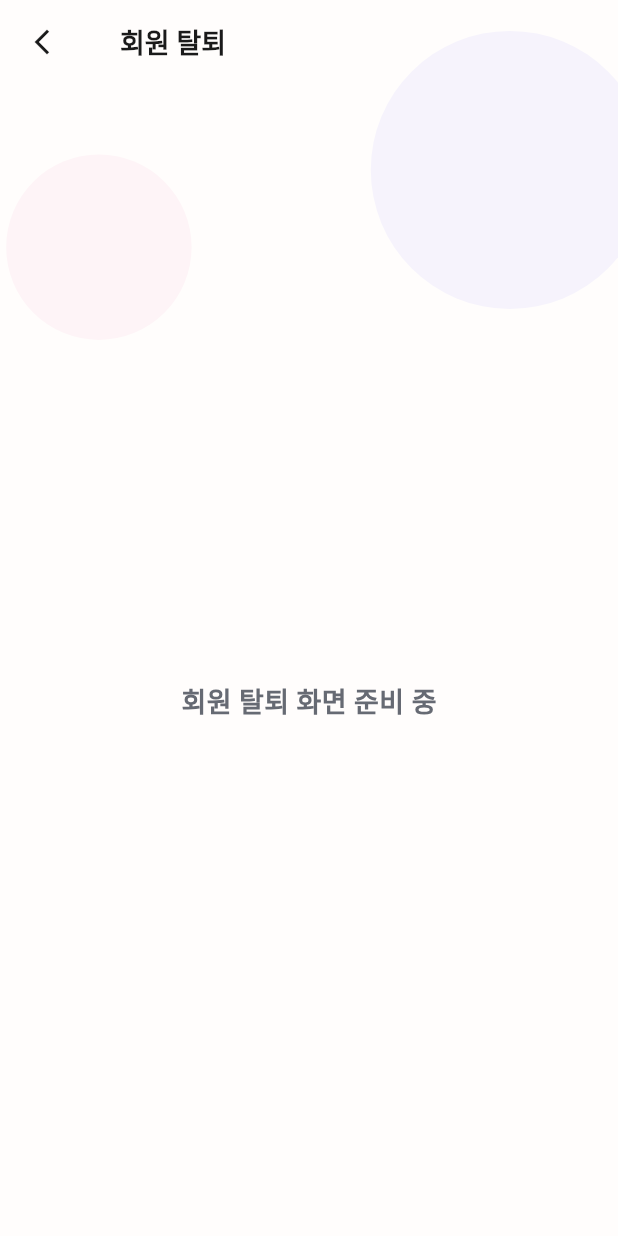
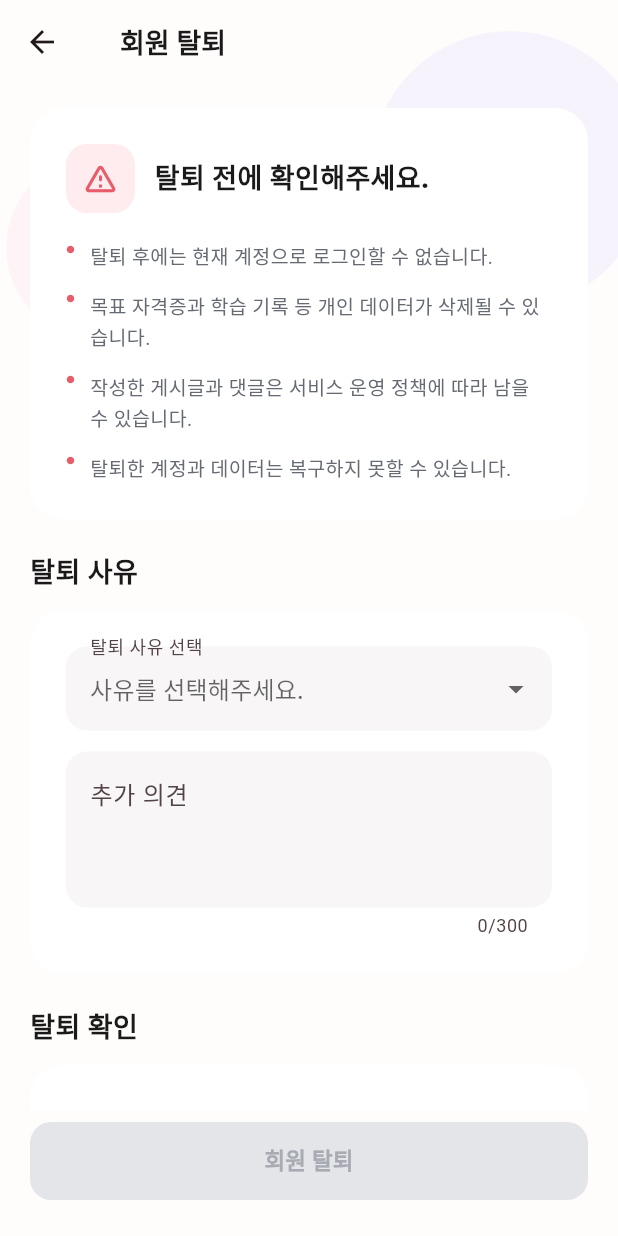
Before and after one commit to 4288-yerim/flutterteam03, a Flutter app: the MyPageScreen screen opened directly, scrolled down 922 dp, after a tap on "회원 탈퇴", on a phone screen of 412 x 824 dp. Run offline on Flutter 3.47's test engine with Material 3 defaults, Android fonts, the phone set to English and light mode, and no system bars; our stand-ins replace cloud_firestore, cloud_functions, file_picker, firebase_auth, firebase_core, firebase_storage and 5 more; missing offline and left inert: add_2_calendar, kakao_flutter_sdk_user, naver_login_sdk, workmanager; accounts and stored records are empty; statements that could not run were skipped.

Commit message:
chore: pull 전 작업 임시 저장

```diff
--- /dev/null
+++ b/lib/mypage/screens/account_withdrawal_screen.dart
@@ -0,0 +1,528 @@
+import 'package:flutter/material.dart';
+
+import '../../widgets/app_card.dart';
+import '../../widgets/app_main_background.dart';
+import '../../widgets/app_top_bar.dart';
+
+class AccountWithdrawalScreen extends StatefulWidget {
+  const AccountWithdrawalScreen({super.key});
+
+  @override
+  State<AccountWithdrawalScreen> createState() =>
+      _AccountWithdrawalScreenState();
+}
+
+class _AccountWithdrawalScreenState
+    extends State<AccountWithdrawalScreen> {
+  final TextEditingController _reasonController =
+  TextEditingController();
+
+  final TextEditingController _confirmController =
+  TextEditingController();
+
+  String? _selectedReason;
+
+  bool _agreeToWithdrawal = false;
+
+  final List<String> _withdrawalReasons = [
+    '앱을 자주 사용하지 않아요.',
+    '원하는 기능이 부족해요.',
+    '앱 사용이 불편해요.',
+    '알림이 너무 많아요.',
+    '개인정보가 걱정돼요.',
+    '다른 서비스를 이용할 예정이에요.',
+    '기타',
+  ];
+
+  @override
+  void dispose() {
+    _reasonController.dispose();
+    _confirmController.dispose();
+    super.dispose();
+  }
+
+  @override
+  Widget build(BuildContext context) {
+    final bool canWithdraw =
+        _agreeToWithdrawal &&
+            _confirmController.text.trim() == '탈퇴합니다';
+
+    return Scaffold(
+      extendBodyBehindAppBar: true,
+      appBar: AppTopBar(
+        title: '회원 탈퇴',
+      ),
+      body: AppMainBackground(
+        child: Column(
+          children: [
+            Expanded(
+              child: SingleChildScrollView(
+                padding: const EdgeInsets.fromLTRB(
+                  20,
+                  16,
+                  20,
+                  20,
+                ),
+                child: Column(
+                  crossAxisAlignment:
+                  CrossAxisAlignment.stretch,
+                  children: [
+                    _buildWarningCard(),
+                    const SizedBox(height: 22),
+
+                    const Text(
+                      '탈퇴 사유',
+                      style: TextStyle(
+                        fontSize: 18,
+                        fontWeight: FontWeight.w700,
+                        color: Color(0xFF1A1A1A),
+                      ),
+                    ),
+                    const SizedBox(height: 12),
+
+                    _buildReasonCard(),
+                    const SizedBox(height: 22),
+
+                    const Text(
+                      '탈퇴 확인',
+                      style: TextStyle(
+                        fontSize: 18,
+                        fontWeight: FontWeight.w700,
+                        color: Color(0xFF1A1A1A),
+                      ),
+                    ),
+                    const SizedBox(height: 12),
+
+                    _buildConfirmCard(),
+                  ],
+                ),
+              ),
+            ),
+
+            Padding(
+              padding: const EdgeInsets.fromLTRB(
+                20,
+                8,
+                20,
+                24,
+              ),
+              child: SizedBox(
+                width: double.infinity,
+                height: 52,
+                child: ElevatedButton(
+                  onPressed: canWithdraw
+                      ? _showFinalWithdrawalDialog
+                      : null,
+                  style: ElevatedButton.styleFrom(
+                    backgroundColor:
+                    const Color(0xFFE85D6A),
+                    foregroundColor: Colors.white,
+                    disabledBackgroundColor:
+                    const Color(0xFFE4E5E9),
+                    disabledForegroundColor:
+                    const Color(0xFFA8ABB3),
+                    elevation: 0,
+                    shape: RoundedRectangleBorder(
+                      borderRadius:
+                      BorderRadius.circular(14),
+                    ),
+                  ),
+                  child: const Text(
+                    '회원 탈퇴',
+                    style: TextStyle(
+                      fontSize: 15,
+                      fontWeight: FontWeight.w700,
+                    ),
+                  ),
+                ),
+              ),
+            ),
+          ],
+        ),
+      ),
+    );
+  }
+
+  Widget _buildWarningCard() {
+    return AppCard(
+      child: Column(
+        crossAxisAlignment:
+        CrossAxisAlignment.stretch,
+        children: [
+          Row(
+            children: [
+              Container(
+                width: 46,
+                height: 46,
+                decoration: BoxDecoration(
+                  color: const Color(0xFFFFECEE),
+                  borderRadius:
+                  BorderRadius.circular(14),
+                ),
+                child: const Icon(
+                  Icons.warning_amber_rounded,
+                  size: 25,
+                  color: Color(0xFFE85D6A),
+                ),
+              ),
+              const SizedBox(width: 13),
+
+              const Expanded(
+                child: Text(
+                  '탈퇴 전에 확인해주세요.',
+                  style: TextStyle(
+                    fontSize: 18,
+                    fontWeight: FontWeight.w800,
+                    color: Color(0xFF1A1A1A),
+                  ),
+                ),
+              ),
+            ],
+          ),
+
+          const SizedBox(height: 18),
+
+          const _WithdrawalNoticeItem(
+            text: '탈퇴 후에는 현재 계정으로 로그인할 수 없습니다.',
+          ),
+          const SizedBox(height: 12),
+
+          const _WithdrawalNoticeItem(
+            text: '목표 자격증과 학습 기록 등 개인 데이터가 삭제될 수 있습니다.',
+          ),
+          const SizedBox(height: 12),
+
+          const _WithdrawalNoticeItem(
+            text: '작성한 게시글과 댓글은 서비스 운영 정책에 따라 남을 수 있습니다.',
+          ),
+          const SizedBox(height: 12),
+
+          const _WithdrawalNoticeItem(
+            text: '탈퇴한 계정과 데이터는 복구하지 못할 수 있습니다.',
+          ),
+        ],
+      ),
+    );
+  }
+
+  Widget _buildReasonCard() {
+    return AppCard(
+      child: Column(
+        crossAxisAlignment:
+        CrossAxisAlignment.stretch,
+        children: [
+          DropdownButtonFormField<String>(
+            initialValue: _selectedReason,
+            dropdownColor: Colors.white,
+            decoration: InputDecoration(
+              labelText: '탈퇴 사유 선택',
+              hintText: '사유를 선택해주세요.',
+              filled: true,
+              fillColor: const Color(0xFFF8F6F7),
+              border: OutlineInputBorder(
+                borderRadius:
+                BorderRadius.circular(14),
+                borderSide: BorderSide.none,
+              ),
+              enabledBorder: OutlineInputBorder(
+                borderRadius:
+                BorderRadius.circular(14),
+                borderSide: BorderSide.none,
+              ),
+              focusedBorder: OutlineInputBorder(
+                borderRadius:
+                BorderRadius.circular(14),
+                borderSide: const BorderSide(
+                  color: Color(0xFFF0788F),
+                  width: 1.5,
+                ),
+              ),
+            ),
+            items: _withdrawalReasons.map(
+                  (reason) {
+                return DropdownMenuItem<String>(
+                  value: reason,
+                  child: Text(reason),
+                );
+              },
+            ).toList(),
+            onChanged: (value) {
+              setState(() {
+                _selectedReason = value;
+              });
+            },
+          ),
+
+          const SizedBox(height: 14),
+
+          TextField(
+            controller: _reasonController,
+            minLines: 3,
+            maxLines: 5,
+            maxLength: 300,
+            onTapOutside: (_) {
+              FocusManager.instance.primaryFocus
+                  ?.unfocus();
+            },
+            decoration: InputDecoration(
+              labelText: '추가 의견',
+              hintText: '불편했던 점이 있다면 알려주세요. (선택)',
+              alignLabelWithHint: true,
+              filled: true,
+              fillColor: const Color(0xFFF8F6F7),
+              border: OutlineInputBorder(
+                borderRadius:
+                BorderRadius.circular(14),
+                borderSide: BorderSide.none,
+              ),
+              enabledBorder: OutlineInputBorder(
+                borderRadius:
+                BorderRadius.circular(14),
+                borderSide: BorderSide.none,
+              ),
+              focusedBorder: OutlineInputBorder(
+                borderRadius:
+                BorderRadius.circular(14),
+                borderSide: const BorderSide(
+                  color: Color(0xFFF0788F),
+                  width: 1.5,
+                ),
+              ),
+            ),
+          ),
+        ],
+      ),
+    );
+  }
+
+  Widget _buildConfirmCard() {
+    return AppCard(
+      child: Column(
+        crossAxisAlignment:
+        CrossAxisAlignment.stretch,
+        children: [
+          CheckboxListTile(
+            value: _agreeToWithdrawal,
+            contentPadding: EdgeInsets.zero,
+            controlAffinity:
+            ListTileControlAffinity.leading,
+            activeColor:
+            const Color(0xFFE85D6A),
+            title: const Text(
+              '회원 탈퇴 시 계정과 일부 데이터가 삭제될 수 있음을 확인했습니다.',
+              style: TextStyle(
+                fontSize: 14,
+                height: 1.5,
+                fontWeight: FontWeight.w600,
+                color: Color(0xFF1A1A1A),
+              ),
+            ),
+            onChanged: (value) {
+              setState(() {
+                _agreeToWithdrawal =
+                    value ?? false;
+              });
+            },
+          ),
+
+          const SizedBox(height: 14),
+
+          const Text(
+            '아래 입력란에 “탈퇴합니다”를 입력해주세요.',
+            style: TextStyle(
+              fontSize: 13,
+              color: Color(0xFF666A73),
+            ),
+          ),
+          const SizedBox(height: 10),
+
+          TextField(
+            controller: _confirmController,
+            onChanged: (_) {
+              setState(() {});
+            },
+            onTapOutside: (_) {
+              FocusManager.instance.primaryFocus
+                  ?.unfocus();
+            },
+            decoration: InputDecoration(
+              hintText: '탈퇴합니다',
+              filled: true,
+              fillColor: const Color(0xFFF8F6F7),
+              border: OutlineInputBorder(
+                borderRadius:
+                BorderRadius.circular(14),
+                borderSide: BorderSide.none,
+              ),
+              enabledBorder: OutlineInputBorder(
+                borderRadius:
+                BorderRadius.circular(14),
+                borderSide: BorderSide.none,
+              ),
+              focusedBorder: OutlineInputBorder(
+                borderRadius:
+                BorderRadius.circular(14),
+                borderSide: const BorderSide(
+                  color: Color(0xFFE85D6A),
+                  width: 1.5,
+                ),
+              ),
+            ),
+          ),
+
+          const SizedBox(height: 12),
+
+          const Text(
+            '실제 계정 삭제 전에는 비밀번호 또는 소셜 로그인 재인증 과정이 추가될 예정입니다.',
+            style: TextStyle(
+              fontSize: 12,
+              height: 1.5,
+              color: Color(0xFF9AA0AC),
+            ),
+          ),
+        ],
+      ),
+    );
+  }
+
+  Future<void> _showFinalWithdrawalDialog() async {
+    FocusManager.instance.primaryFocus?.unfocus();
+
+    final bool? result = await showDialog<bool>(
+      context: context,
+      builder: (dialogContext) {
+        return AlertDialog(
+          backgroundColor: Colors.white,
+          title: const Text(
+            '정말 탈퇴하시겠습니까?',
+            style: TextStyle(
+              fontWeight: FontWeight.w700,
+            ),
+          ),
+          content: const Text(
+            '회원 탈퇴 후에는 계정과 데이터를 복구하지 못할 수 있습니다.',
+          ),
+          actions: [
+            TextButton(
+              onPressed: () {
+                Navigator.pop(
+                  dialogContext,
+                  false,
+                );
+              },
+              child: const Text(
+                '취소',
+                style: TextStyle(
+                  color: Color(0xFF9AA0AC),
+                ),
+              ),
+            ),
+            TextButton(
+              onPressed: () {
+                Navigator.pop(
+                  dialogContext,
+                  true,
+                );
+              },
+              child: const Text(
+                '탈퇴',
+                style: TextStyle(
+                  color: Color(0xFFE85D6A),
+                  fontWeight: FontWeight.w700,
+                ),
+              ),
+            ),
+          ],
+        );
+      },
+    );
+
+    if (result != true) {
+      return;
+    }
+
+    if (!mounted) {
+      return;
+    }
+
+    // 추후 실제 구현 시:
+    // 1. Firebase Auth 사용자 재인증
+    // 2. Firestore 사용자 상태 또는 탈퇴 요청 저장
+    // 3. 관련 사용자 데이터 처리
+    // 4. FirebaseAuth.currentUser?.delete()
+    // 5. 로그인 화면으로 이동
+
+    await showDialog<void>(
+      context: context,
+      barrierDismissible: false,
+      builder: (dialogContext) {
+        return AlertDialog(
+          backgroundColor: Colors.white,
+          title: const Text(
+            '탈퇴 기능 안내',
+            style: TextStyle(
+              fontWeight: FontWeight.w700,
+            ),
+          ),
+          content: const Text(
+            '현재는 화면 확인용 임시 기능입니다.\n'
+                '계정 재인증 및 Firebase 탈퇴 정책이 확정된 후 실제 탈퇴 기능이 적용됩니다.',
+          ),
+          actions: [
+            TextButton(
+              onPressed: () {
+                Navigator.pop(dialogContext);
+              },
+              child: const Text(
+                '확인',
+                style: TextStyle(
+                  color: Color(0xFFF0788F),
+                  fontWeight: FontWeight.w700,
+                ),
+              ),
+            ),
+          ],
+        );
+      },
+    );
+  }
+}
+
+class _WithdrawalNoticeItem
+    extends StatelessWidget {
+  final String text;
+
+  const _WithdrawalNoticeItem({
+    required this.text,
+  });
+
+  @override
+  Widget build(BuildContext context) {
+    return Row(
+      crossAxisAlignment:
+      CrossAxisAlignment.start,
+      children: [
+        const Padding(
+          padding: EdgeInsets.only(top: 3),
+          child: Icon(
+            Icons.circle,
+            size: 6,
+            color: Color(0xFFE85D6A),
+          ),
+        ),
+        const SizedBox(width: 10),
+
+        Expanded(
+          child: Text(
+            text,
+            style: const TextStyle(
+              fontSize: 13,
+              height: 1.55,
+              color: Color(0xFF666A73),
+            ),
+          ),
+        ),
+      ],
+    );
+  }
+}
--- a/lib/mypage/screens/mypage_screen.dart
+++ b/lib/mypage/screens/mypage_screen.dart
@@ -19,6 +19,7 @@ import 'mypage_calendar_screen.dart';
 import 'friend_screen.dart';
 import 'app_setting_screen.dart';
 import 'help_and_inquiry_screen.dart';
+import 'account_withdrawal_screen.dart';
 
 class MyPageScreen extends StatelessWidget {
   const MyPageScreen({super.key});
@@ -280,9 +281,7 @@ class MyPageScreen extends StatelessWidget {
                 onPressed: () {
                   _openPage(
                     context,
-                    const TemporaryPage(
-                      title: '회원 탈퇴',
-                    ),
+                    const AccountWithdrawalScreen(),
                   );
                 },
                 child: const Text(
--- a/lib/widgets/app_state_views.dart
+++ b/lib/widgets/app_state_views.dart
@@ -7,7 +7,7 @@ class AppLoadingView extends StatelessWidget {
   const AppLoadingView({
     super.key,
     this.message = '데이터를 불러오는 중입니다.',
-    this.imagePath = 'assets/images/loading_state.png',
+    this.imagePath = 'assets/images/loading_state_transparent.png',
   });
 
   @override
@@ -29,7 +29,7 @@ class AppEmptyView extends StatelessWidget {
 
   const AppEmptyView({
     super.key,
-    this.imagePath = 'assets/images/empty_state.png',
+    this.imagePath = 'assets/images/empty_state_transparent.png',
     required this.message,
     this.description,
     this.buttonText,
@@ -57,7 +57,7 @@ class AppErrorView extends StatelessWidget {
 
   const AppErrorView({
     super.key,
-    this.imagePath = 'assets/images/error_state.png',
+    this.imagePath = 'assets/images/error_state_transparent.png',
     this.message = '오류가 발생했습니다.',
     this.description = '잠시 후 다시 시도해 주세요.',
     this.retryButtonText = '다시 시도',
@@ -85,7 +85,7 @@ class AppNetworkErrorView extends StatelessWidget {
 
   const AppNetworkErrorView({
     super.key,
-    this.imagePath = 'assets/images/network_error.png',
+    this.imagePath = 'assets/images/network_error_transparent.png',
     this.message = '인터넷 연결을 확인해 주세요.',
     this.description = 'Wi-Fi 또는 모바일 데이터를 확인한 뒤 다시 시도해 주세요.',
     this.retryButtonText = '다시 시도',
```
Also changed, not shown: assets/images/empty_state_transparent.png (added), assets/images/error_state_transparent.png (added), assets/images/loading_state_transparent.png (added), assets/images/network_error_transparent.png (added).
